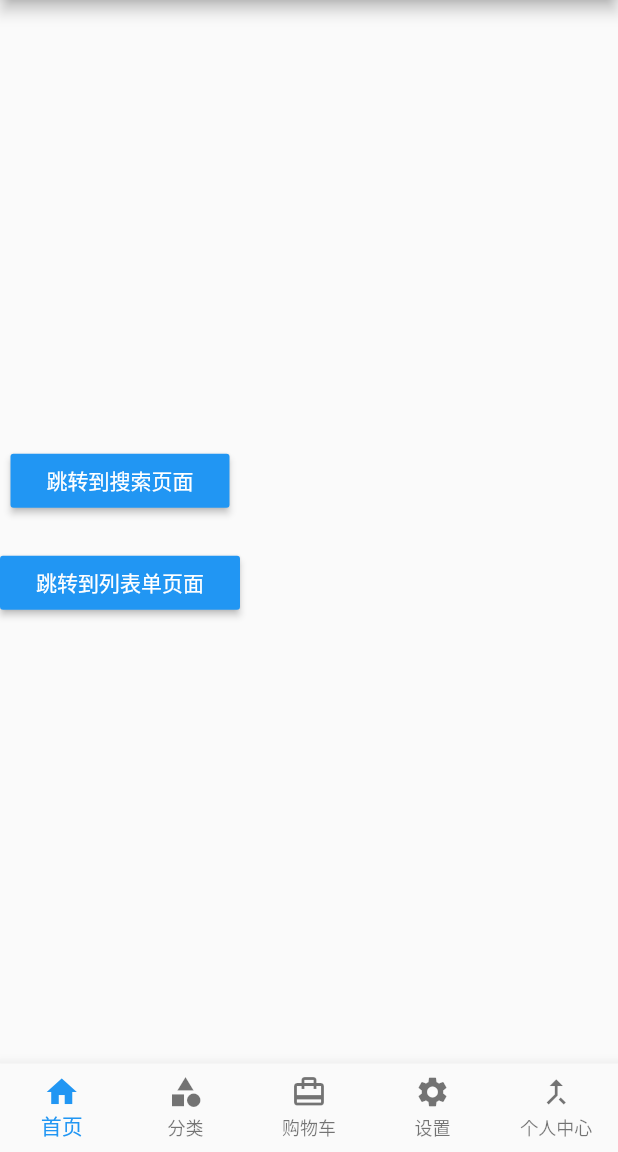
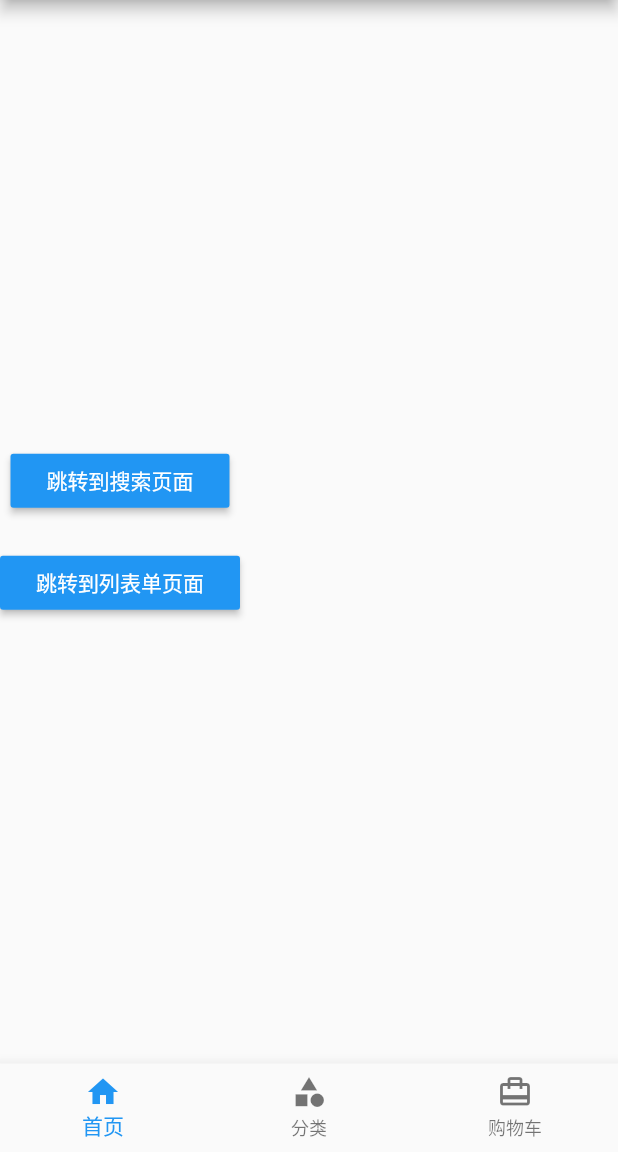
Before and after one commit to quadrant26/flutter_widget, a Flutter app: the Tabs screen opened directly, on a phone screen of 412 x 824 dp, the part 84-1236 px from its top. Run offline on Flutter 3.47's test engine with Material 2 defaults, Android fonts, the phone set to English and light mode, and no system bars.

Commit message:
命名路由

```diff
--- a/flutter_app01/lib/pages/Tabs.dart
+++ b/flutter_app01/lib/pages/Tabs.dart
@@ -46,14 +46,6 @@ class _TabsState extends State<Tabs> {
             BottomNavigationBarItem(
               icon: Icon(Icons.card_travel),
               title: Text('购物车')
-            ),
-            BottomNavigationBarItem(
-              icon: Icon(Icons.settings),
-              title: Text('设置')
-            ),
-            BottomNavigationBarItem(
-              icon: Icon(Icons.merge_type),
-              title: Text('个人中心')
             )
           ]
         ),
```
Also changed, not shown: flutter_app01/lib/main_router_name.dart (added, +20 -0 lines), flutter_app01/lib/pages/tabs/Category.dart (+1 -6 lines), flutter_app01/lib/pages/tabs/Home.dart (+1 -6 lines).
